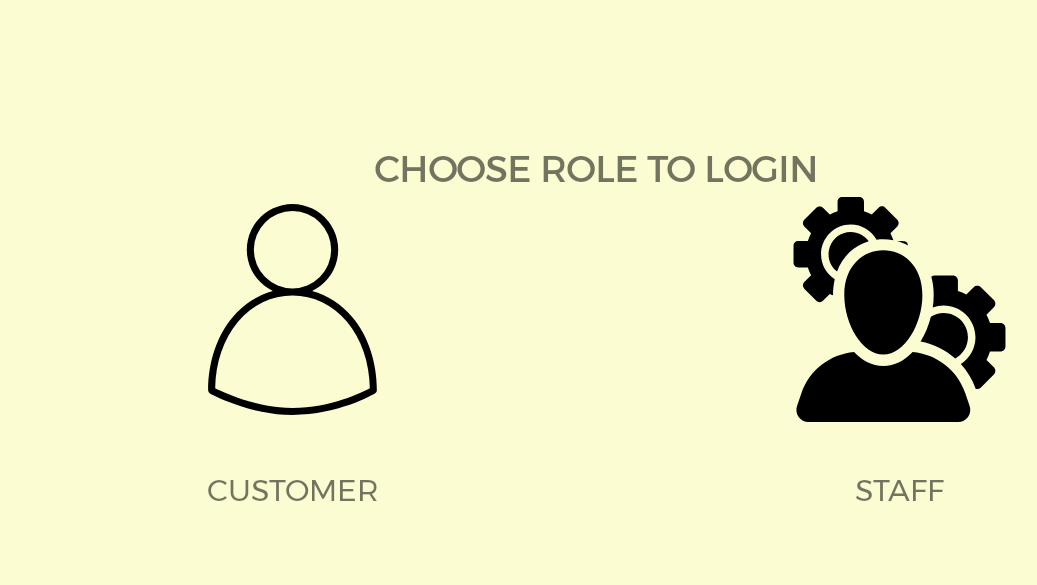
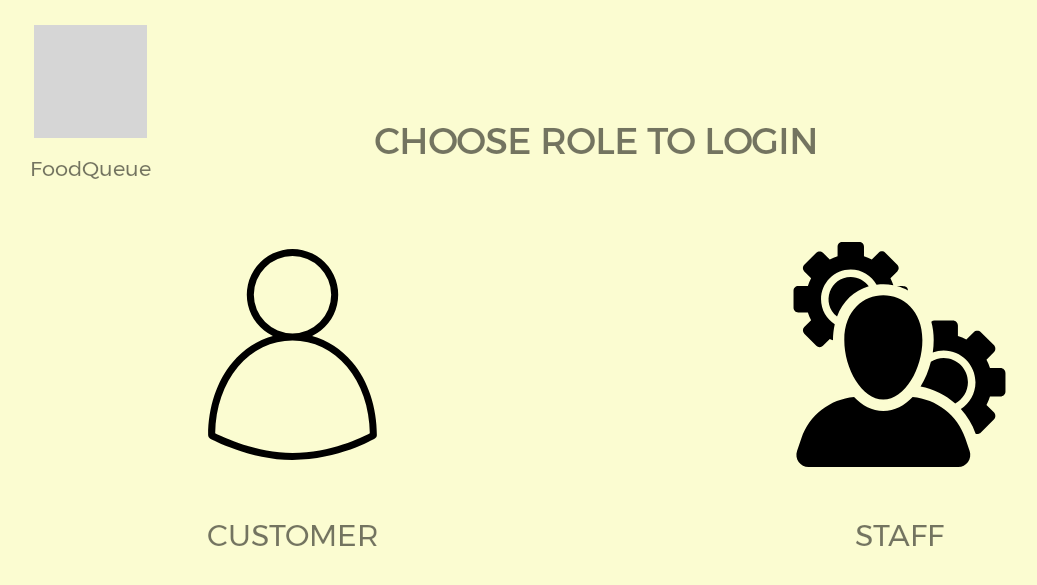
Before and after one commit to 7Heaven7/ProjectFoodQueue, an Android app: the screen it shows after launch (StartPage), on a phone screen of 824 x 412 dp (held sideways). Shown: the top 585 px of the screen, without its empty margins (22-1059 px from the left). Run offline under Robolectric (Android 15) with nearby library versions, the light colour scheme and no system bars; our stand-ins replace CircleImageView; grey boxes are pictures that could not be loaded.

Commit message:
Updated UI.

```diff
--- a/app/build.gradle
+++ b/app/build.gradle
@@ -76,6 +76,7 @@ dependencies {
     androidTestImplementation 'androidx.test.ext:junit:1.1.0'
     androidTestImplementation 'androidx.test.espresso:espresso-core:3.1.1'
 
+    implementation 'de.hdodenhof:circleimageview:2.1.0'
 
 
 
--- a/app/src/main/AndroidManifest.xml
+++ b/app/src/main/AndroidManifest.xml
@@ -7,9 +7,9 @@
 
     <application
         android:allowBackup="true"
-        android:icon="@mipmap/ic_launcher"
         android:label="@string/app_name"
-        android:roundIcon="@mipmap/ic_launcher_round"
+        android:roundIcon="@mipmap/logo_round"
+        android:icon="@mipmap/logo"
         android:supportsRtl="true"
         android:theme="@style/Theme.AppCompat.Light.NoActionBar.FullScreen"
         android:usesCleartextTraffic="true">
--- a/app/src/main/res/layout/activity_start_page.xml
+++ b/app/src/main/res/layout/activity_start_page.xml
@@ -19,15 +19,18 @@
         app:layout_constraintVertical_bias="0.1"
         app:srcCompat="@mipmap/ic_launcher" />-->
 
+
     <ImageView
         android:id="@+id/role_customer_start"
         android:layout_width="150dp"
         android:layout_height="150dp"
+        android:layout_marginTop="6dp"
         app:layout_constraintBottom_toBottomOf="parent"
         app:layout_constraintEnd_toEndOf="parent"
-        app:layout_constraintHorizontal_bias="0.20"
+        app:layout_constraintHorizontal_bias="0.2"
         app:layout_constraintStart_toStartOf="parent"
-        app:layout_constraintTop_toTopOf="parent"
+        app:layout_constraintTop_toBottomOf="@+id/chooseRole"
+        app:layout_constraintVertical_bias="0.3"
         app:srcCompat="@drawable/ic_user16" />
 
     <ImageView
@@ -51,7 +54,7 @@
         app:layout_constraintEnd_toEndOf="parent"
         app:layout_constraintStart_toStartOf="parent"
         app:layout_constraintTop_toTopOf="parent"
-        app:layout_constraintVertical_bias="0.25" />
+        app:layout_constraintVertical_bias="0.20" />
 
     <TextView
         android:id="@+id/txtChooseCustomer"
@@ -74,4 +77,26 @@
         app:layout_constraintStart_toStartOf="@+id/role_admin_start"
         app:layout_constraintTop_toTopOf="@+id/txtChooseCustomer" />
 
+    <de.hdodenhof.circleimageview.CircleImageView
+        android:id="@+id/ImgAppIcon"
+        android:layout_width="75dp"
+        android:layout_height="75dp"
+        android:src="@drawable/ic_foodorderfinish"
+        app:layout_constraintBottom_toBottomOf="parent"
+        app:layout_constraintEnd_toEndOf="parent"
+        app:layout_constraintHorizontal_bias="0.05"
+        app:layout_constraintStart_toStartOf="parent"
+        app:layout_constraintTop_toTopOf="parent"
+        app:layout_constraintVertical_bias="0.05" />
+
+    <TextView
+        android:id="@+id/txtAppName"
+        android:layout_width="wrap_content"
+        android:layout_height="wrap_content"
+        android:layout_marginTop="9dp"
+        android:text="@string/app_name"
+        app:layout_constraintEnd_toEndOf="@+id/ImgAppIcon"
+        app:layout_constraintStart_toStartOf="@+id/ImgAppIcon"
+        app:layout_constraintTop_toBottomOf="@+id/ImgAppIcon" />
+
 </androidx.constraintlayout.widget.ConstraintLayout>
--- a/app/src/main/res/layout/fragment_frag_admin_miniorder.xml
+++ b/app/src/main/res/layout/fragment_frag_admin_miniorder.xml
@@ -27,7 +27,7 @@
         android:layout_height="wrap_content"
         android:gravity="center"
         android:padding="12dp"
-        android:text="TextView"
+        android:text="LOADING ORDER"
         android:textSize="20sp"
         app:layout_constraintBottom_toBottomOf="parent"
         app:layout_constraintEnd_toEndOf="parent"
--- /dev/null
+++ b/app/src/main/res/mipmap-anydpi-v26/logo.xml
@@ -0,0 +1,5 @@
+<?xml version="1.0" encoding="utf-8"?>
+<adaptive-icon xmlns:android="http://schemas.android.com/apk/res/android">
+    <background android:drawable="@color/logo_background"/>
+    <foreground android:drawable="@mipmap/logo_foreground"/>
+</adaptive-icon>
```
Also changed, not shown: app/src/main/java/com/example/tabbed/DetailActivity.kt (+1 -58 lines), app/src/main/java/com/example/tabbed/MainActivity.kt (+2 -10 lines), app/src/main/java/com/example/tabbed/ui/FragAdminQueue.kt (+2 -10 lines), app/src/main/res/layout/activity_admin_login.xml (+20 -10 lines), app/src/main/res/layout/activity_customer_login.xml (+21 -11 lines), app/src/main/res/mipmap-mdpi/logo_foreground.png (added), app/src/main/res/mipmap-xhdpi/logo_foreground.png (added), app/src/main/res/mipmap-xhdpi/logo_round.png (added), app/src/main/res/mipmap-xxhdpi/logo.png (added), app/src/main/res/mipmap-xxhdpi/logo_foreground.png (added), app/src/main/res/mipmap-xxhdpi/logo_round.png (added), app/src/main/res/mipmap-xxxhdpi/logo_round.png (added).
